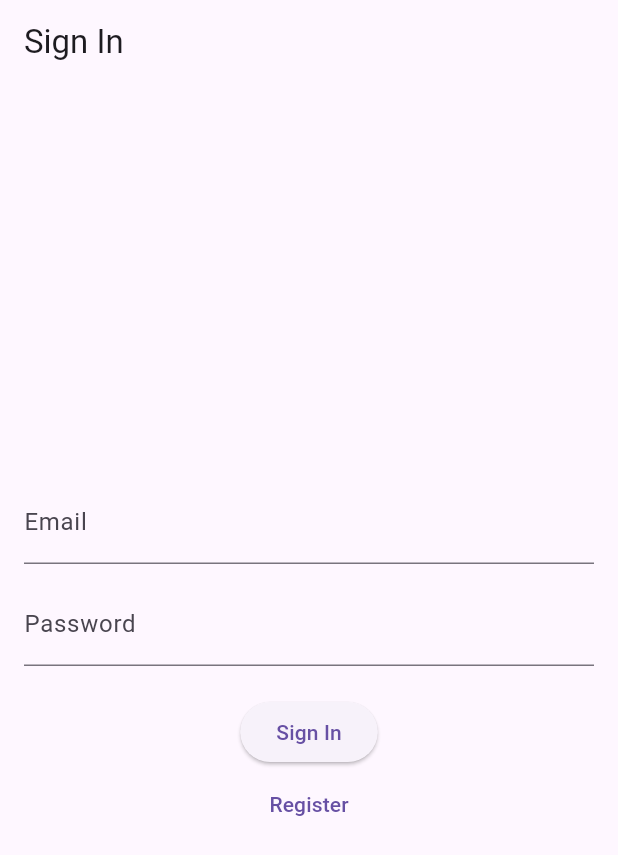
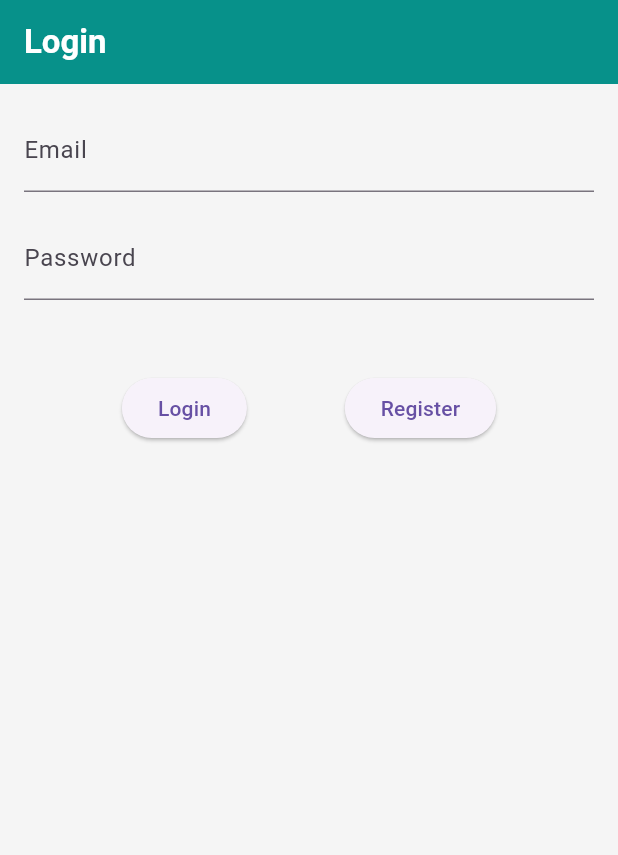
Before and after one commit to ASanchez144/flutter_application_1, a Flutter app: the screen it shows after launch, on a phone screen of 412 x 824 dp. Shown: the top 855 px of the screen. Run offline on Flutter 3.47's test engine with Material 3 defaults, Android fonts, the phone set to English and light mode, and no system bars; our stand-ins replace supabase_flutter; accounts and stored records are empty; generated files the repository leaves out were written again.

Commit message:
all working

```diff
--- a/lib/main.dart
+++ b/lib/main.dart
@@ -1,14 +1,19 @@
 import 'package:flutter/material.dart';
+import 'package:supabase_flutter/supabase_flutter.dart';
 import 'pages/auth_page.dart';
 import 'pages/home_page.dart';
 import 'pages/history_page.dart';
-import 'pages/volume_page.dart';
-import 'pages/goals_page.dart';
-import 'supabase_config.dart';
+import 'supabase_config.dart';  // Ensure this has your Supabase URL and anon key
 
-void main() async {
+Future<void> main() async {
   WidgetsFlutterBinding.ensureInitialized();
-  await SupabaseConfig.initialize();  // Initialize Supabase here
+
+  // Initialize Supabase before the app runs
+  await Supabase.initialize(
+    url: SupabaseConfig.supabaseUrl,
+    anonKey: SupabaseConfig.supabaseAnonKey,
+  );
+
   runApp(const DrinkTrackerApp());
 }
 
@@ -21,14 +26,26 @@ class DrinkTrackerApp extends StatelessWidget {
       debugShowCheckedModeBanner: false,
       title: 'Drink Tracker',
       theme: ThemeData(
-        primarySwatch: Colors.purple,
-        visualDensity: VisualDensity.adaptivePlatformDensity,
+        primarySwatch: Colors.teal,
+        scaffoldBackgroundColor: Colors.grey[100],
+        appBarTheme: const AppBarTheme(
+          backgroundColor: Colors.teal,
+          foregroundColor: Colors.white,
+          elevation: 2,
+        ),
+        cardTheme: CardTheme(
+          shape: RoundedRectangleBorder(borderRadius: BorderRadius.circular(15)),
+          elevation: 4,
+        ),
+        textTheme: const TextTheme(
+          bodyLarge: TextStyle(fontSize: 16, color: Colors.black87),
+          titleLarge: TextStyle(fontSize: 22, fontWeight: FontWeight.bold, color: Colors.teal),
+        ),
       ),
       home: const AuthPage(),
       routes: {
         '/home': (context) => const HomePage(),
         '/history': (context) => const HistoryPage(),
-        //'/goals': (context) => const GoalsPage(),
       },
     );
   }
--- a/lib/pages/auth_page.dart
+++ b/lib/pages/auth_page.dart
@@ -1,27 +1,29 @@
 import 'package:flutter/material.dart';
 import 'package:supabase_flutter/supabase_flutter.dart';
+import '../supabase_config.dart';
 import 'home_page.dart';
 
 class AuthPage extends StatefulWidget {
   const AuthPage({super.key});
 
   @override
-  State<AuthPage> createState() => _AuthPageState();
+  _AuthPageState createState() => _AuthPageState();
 }
 
 class _AuthPageState extends State<AuthPage> {
   final _emailController = TextEditingController();
   final _passwordController = TextEditingController();
   bool _isLoading = false;
-  String _error = "";
+  String _errorMessage = '';
 
   Future<void> _signIn() async {
     setState(() {
       _isLoading = true;
-      _error = "";
+      _errorMessage = '';
     });
 
-    final response = await Supabase.instance.client.auth.signInWithPassword(
+    try {
+      final response = await SupabaseConfig.client.auth.signInWithPassword(
         email: _emailController.text,
         password: _passwordController.text,
       );
@@ -29,19 +31,23 @@ class _AuthPageState extends State<AuthPage> {
       if (response.user != null) {
         Navigator.pushReplacement(context, MaterialPageRoute(builder: (_) => const HomePage()));
       } else {
-      setState(() => _error = "❌ Login failed. Check credentials.");
+        setState(() => _errorMessage = 'Invalid login credentials');
       }
-
+    } catch (e) {
+      setState(() => _errorMessage = 'Login error: $e');
+    } finally {
       setState(() => _isLoading = false);
+    }
   }
 
   Future<void> _register() async {
     setState(() {
       _isLoading = true;
-      _error = "";
+      _errorMessage = '';
     });
 
-    final response = await Supabase.instance.client.auth.signUp(
+    try {
+      final response = await SupabaseConfig.client.auth.signUp(
         email: _emailController.text,
         password: _passwordController.text,
       );
@@ -49,46 +55,43 @@ class _AuthPageState extends State<AuthPage> {
       if (response.user != null) {
         Navigator.pushReplacement(context, MaterialPageRoute(builder: (_) => const HomePage()));
       } else {
-      setState(() => _error = "❌ Registration failed. Try again.");
+        setState(() => _errorMessage = 'Registration failed. Try again.');
       }
-
+    } catch (e) {
+      setState(() => _errorMessage = 'Registration error: $e');
+    } finally {
       setState(() => _isLoading = false);
+    }
   }
 
   @override
   Widget build(BuildContext context) {
     return Scaffold(
-      appBar: AppBar(title: const Text("Sign In")),
+      appBar: AppBar(title: const Text('Login')),
       body: Padding(
         padding: const EdgeInsets.all(16.0),
         child: Column(
-          mainAxisAlignment: MainAxisAlignment.center,
           children: [
             TextField(
               controller: _emailController,
               decoration: const InputDecoration(labelText: 'Email'),
             ),
-            const SizedBox(height: 12),
+            const SizedBox(height: 16),
             TextField(
               controller: _passwordController,
               decoration: const InputDecoration(labelText: 'Password'),
               obscureText: true,
             ),
-            const SizedBox(height: 20),
-            if (_error.isNotEmpty)
-              Text(_error, style: const TextStyle(color: Colors.red)),
+            const SizedBox(height: 24),
             if (_isLoading) const CircularProgressIndicator(),
-            if (!_isLoading)
-              Column(
+            if (_errorMessage.isNotEmpty)
+              Text(_errorMessage, style: const TextStyle(color: Colors.red)),
+            const SizedBox(height: 24),
+            Row(
+              mainAxisAlignment: MainAxisAlignment.spaceEvenly,
               children: [
-                  ElevatedButton(
-                    onPressed: _signIn,
-                    child: const Text('Sign In'),
-                  ),
-                  TextButton(
-                    onPressed: _register,
-                    child: const Text('Register'),
-                  ),
+                ElevatedButton(onPressed: _signIn, child: const Text('Login')),
+                ElevatedButton(onPressed: _register, child: const Text('Register')),
               ],
             ),
           ],
```
Also changed, not shown: lib/database_helper.dart (+20 -24 lines), lib/pages/drinks_data.dart (added, +12 -0 lines), lib/pages/history_page.dart (+114 -63 lines), lib/pages/home_page.dart (+72 -46 lines), lib/pages/volume_page.dart (+46 -33 lines), pubspec.yaml (+11 -0 lines), assets/icons/icon_beer.png (added), assets/icons/icon_brandy.png (added), assets/icons/icon_coffee.png (added), assets/icons/icon_cup.png (added), assets/icons/icon_glass.png (added), assets/icons/icon_juice.png (added), assets/icons/icon_pint.png (added), assets/icons/icon_shot.png (added), 3 more files. Lines whose indentation alone changed are shown as unchanged.
